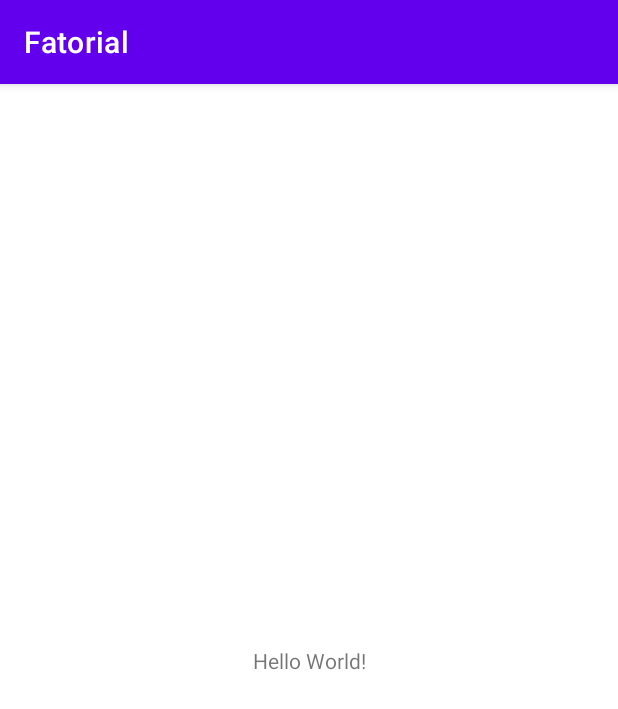
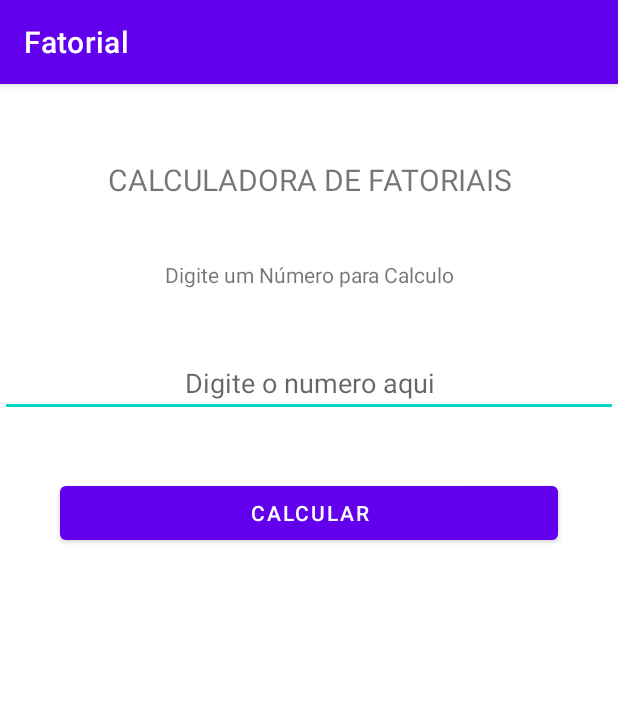
Before and after one commit to caduviegas/Fatorial, an Android app: the screen it shows after launch (MainActivity), on a phone screen of 412 x 824 dp. Shown: the top 709 px of the screen. Run offline under Robolectric (Android 15) with nearby library versions, the phone set to English and light mode, and no system bars.

Commit message:
Criação XML

```diff
--- a/app/src/main/res/layout/activity_main.xml
+++ b/app/src/main/res/layout/activity_main.xml
@@ -3,16 +3,51 @@
     xmlns:app="http://schemas.android.com/apk/res-auto"
     xmlns:tools="http://schemas.android.com/tools"
     android:layout_width="match_parent"
-    android:layout_height="match_parent"
+    android:layout_height="wrap_content"
     tools:context=".MainActivity">
 
     <TextView
-        android:layout_width="wrap_content"
+        android:id="@+id/tv_titulo"
+        android:layout_width="match_parent"
         android:layout_height="wrap_content"
-        android:text="Hello World!"
-        app:layout_constraintBottom_toBottomOf="parent"
+        android:text="CALCULADORA DE FATORIAIS"
+        android:gravity="center"
+        android:textSize="20dp"
         app:layout_constraintLeft_toLeftOf="parent"
         app:layout_constraintRight_toRightOf="parent"
-        app:layout_constraintTop_toTopOf="parent" />
+        app:layout_constraintTop_toTopOf="parent"
+        android:layout_marginTop="50dp"/>
+
+    <TextView
+        android:id="@+id/tv_texto"
+        android:layout_width="match_parent"
+        android:layout_height="wrap_content"
+        android:text="Digite um Número para Calculo"
+        app:layout_constraintTop_toBottomOf="@id/tv_titulo"
+        app:layout_constraintLeft_toLeftOf="parent"
+        app:layout_constraintRight_toRightOf="parent"
+        android:gravity="center"
+        android:layout_marginTop="40dp"/>
+
+    <EditText
+        android:id="@+id/et_calculofatorial"
+        android:layout_width="match_parent"
+        android:layout_height="wrap_content"
+        android:hint="Digite o numero aqui"
+        app:layout_constraintTop_toBottomOf="@id/tv_texto"
+        app:layout_constraintLeft_toLeftOf="parent"
+        app:layout_constraintRight_toRightOf="parent"
+        android:layout_marginTop="40dp"
+        android:gravity="center"/>
+
+    <Button
+        android:id="@+id/btn_calcular"
+        android:layout_width="match_parent"
+        android:layout_height="wrap_content"
+        app:layout_constraintTop_toBottomOf="@id/et_calculofatorial"
+        app:layout_constraintLeft_toLeftOf="parent"
+        app:layout_constraintRight_toRightOf="parent"
+        android:layout_margin="40dp"
+        android:text="Calcular"/>
 
 </androidx.constraintlayout.widget.ConstraintLayout>
```
